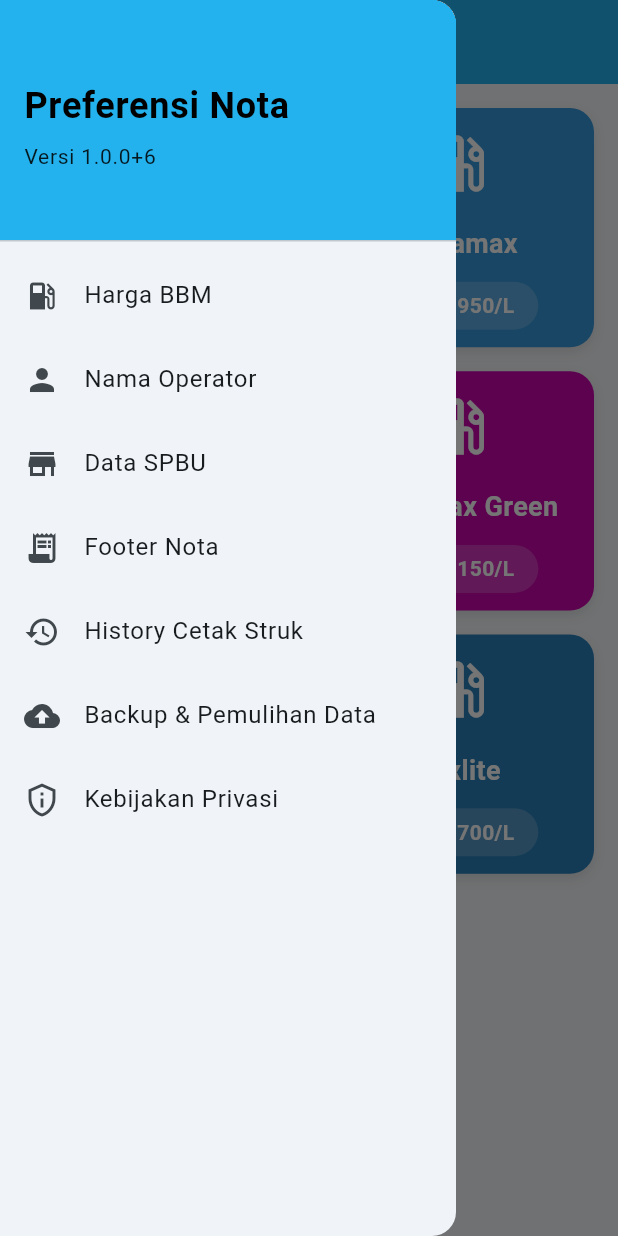
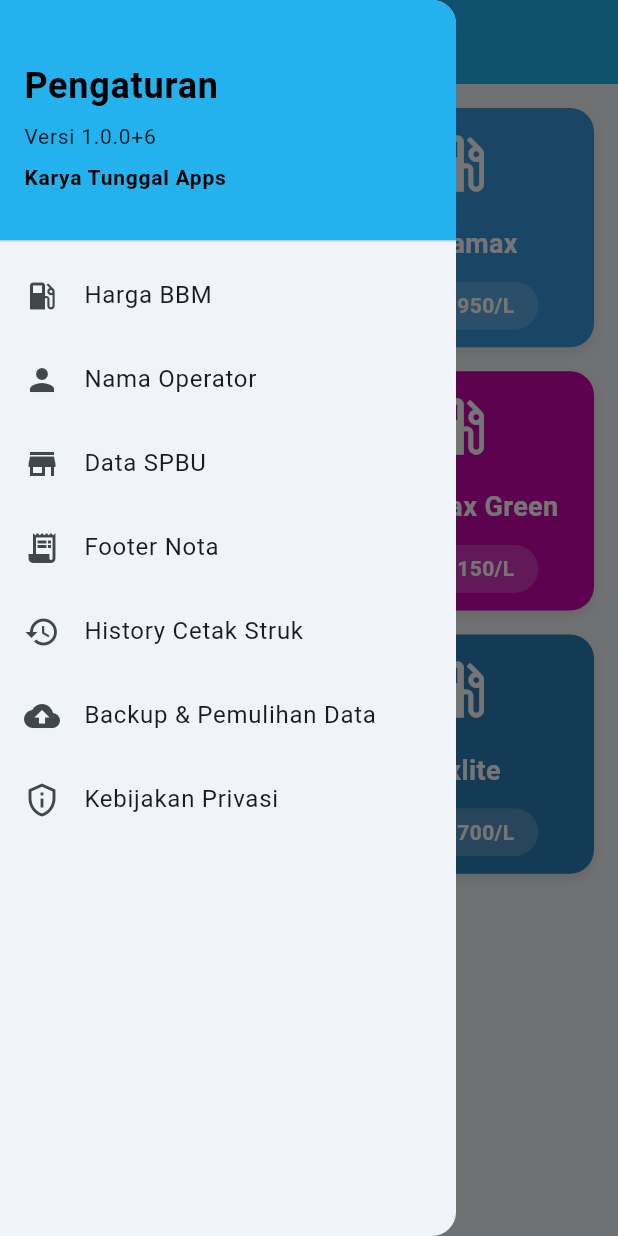
Before and after one commit to dharmawanw16/nota_bbm, a Flutter app: the screen it shows after launch, with the side drawer open, on a phone screen of 412 x 824 dp. Run offline on Flutter 3.47's test engine with Material 3 defaults, Android fonts, the light colour scheme and no system bars; drawn by our look-alikes of google_mobile_ads; our stand-ins replace file_picker, image_picker, package_info_plus, pdf, share_plus, sqflite; missing offline and left inert: esc_pos_utils_plus, print_bluetooth_thermal, saf_stream, saf_util; accounts and stored records are empty; network calls fail.

Commit message:
perubahan Pengaturan

```diff
--- a/lib/main.dart
+++ b/lib/main.dart
@@ -76,7 +76,7 @@ class _DashboardScreenState extends State<DashboardScreen> {
       leading: Icon(icon),
       title: Text(title),
       onTap: () async {
-        // Drawer dibiarkan terbuka agar tombol kembali mengembalikan ke Preferensi Nota
+        // Drawer dibiarkan terbuka agar tombol kembali mengembalikan ke Pengaturan
         await Navigator.push(
           context,
           MaterialPageRoute(builder: (_) => page()),
@@ -122,7 +122,7 @@ class _DashboardScreenState extends State<DashboardScreen> {
                 mainAxisAlignment: MainAxisAlignment.center,
                 children: [
                   const Text(
-                    'Preferensi Nota',
+                    'Pengaturan',
                     style: TextStyle(
                       color: Colors.black,
                       fontSize: 24,
@@ -147,6 +147,15 @@ class _DashboardScreenState extends State<DashboardScreen> {
                         ),
                       );
                     },
+                  ),
+                  const SizedBox(height: 6),
+                  const Text(
+                    'Karya Tunggal Apps',
+                    style: TextStyle(
+                      color: Colors.black,
+                      fontSize: 14,
+                      fontWeight: FontWeight.w600,
+                    ),
                   ),
                 ],
               ),
```
Also changed, not shown: 2 other files.
